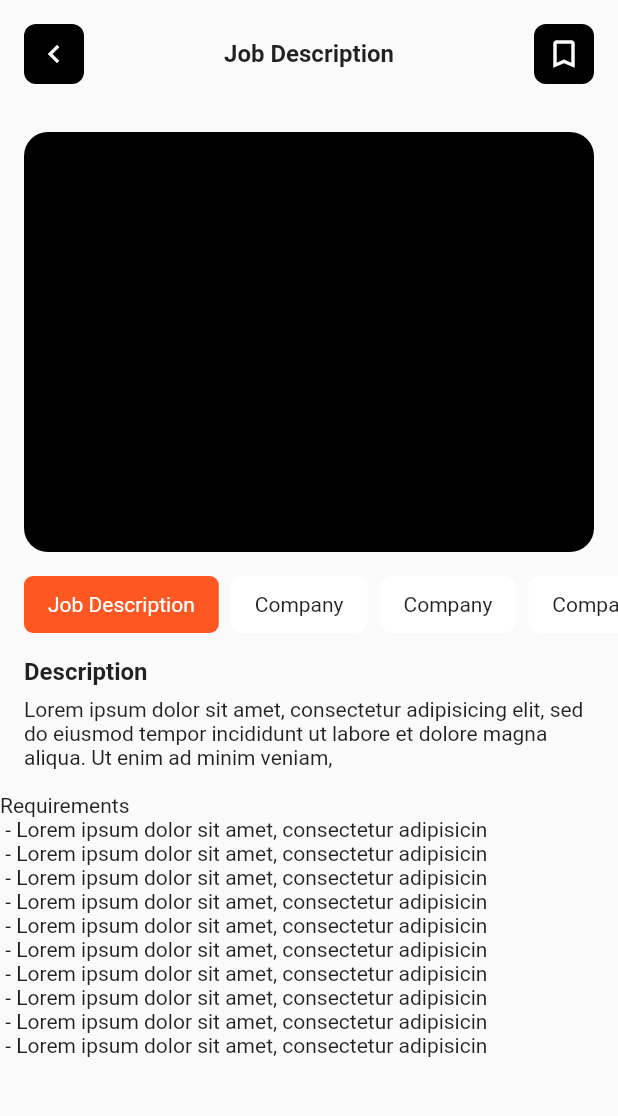
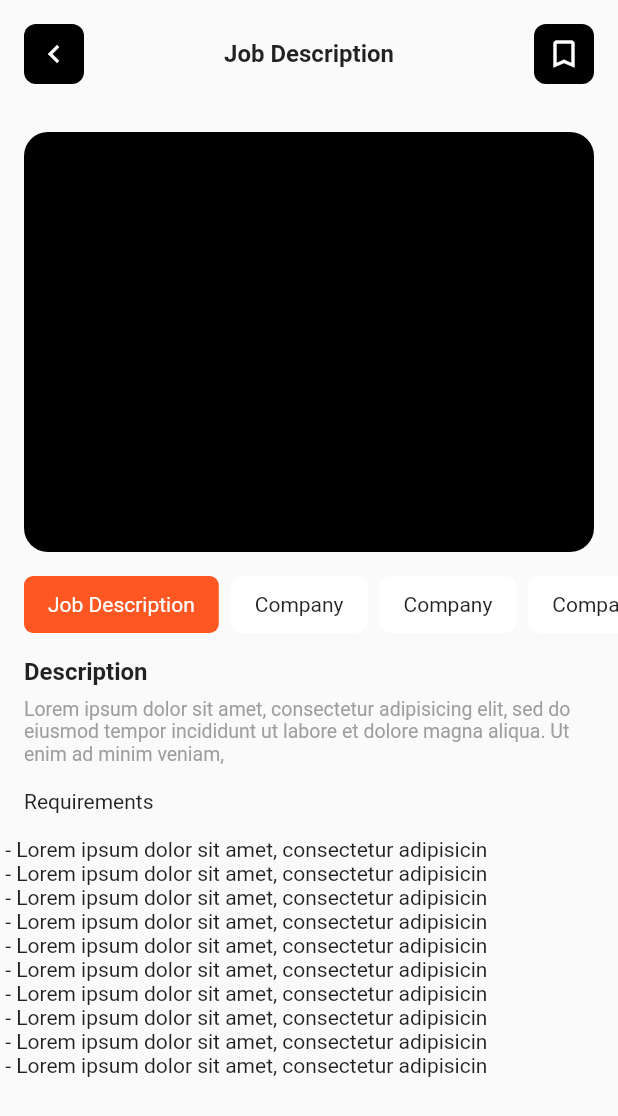
Before and after one commit to JAICHANGPARK/flutter_notebook_chapter_21, a Flutter app: the JobDescriptionPage screen opened directly, on a phone screen of 412 x 824 dp. Shown: the top 1116 px of the screen. Run offline on Flutter 3.47's test engine with Material 2 defaults, Android fonts, the phone set to English and light mode, and no system bars; our stand-ins replace badges, dots_indicator, fl_chart, flutter_riverpod; missing offline and left inert: candlesticks; network calls fail.

Commit message:
Update job_description_page.dart

```diff
--- a/lib/ep1237_job_finder_app/src/ui/job_description_page.dart
+++ b/lib/ep1237_job_finder_app/src/ui/job_description_page.dart
@@ -150,13 +150,21 @@ class _JobDescriptionPageState extends State<JobDescriptionPage> {
                         SizedBox(
                           height: 8,
                         ),
-                        Text("${loremIpsum.substring(0, 150)}"),
+                        Text("${loremIpsum.substring(0, 150)}", style: TextStyle(
+                          color: Colors.grey,
+                          fontSize: 13
+                        ),),
+                        SizedBox(
+                          height: 16,
+                        ),
+                        Text(
+                          "Requirements",
+                        ),
+
                       ],
                     ),
                   ),
-                  Text(
-                    "Requirements",
-                  ),
+
                   Expanded(
                     child: ListView.builder(
                       itemCount: 10,
```
